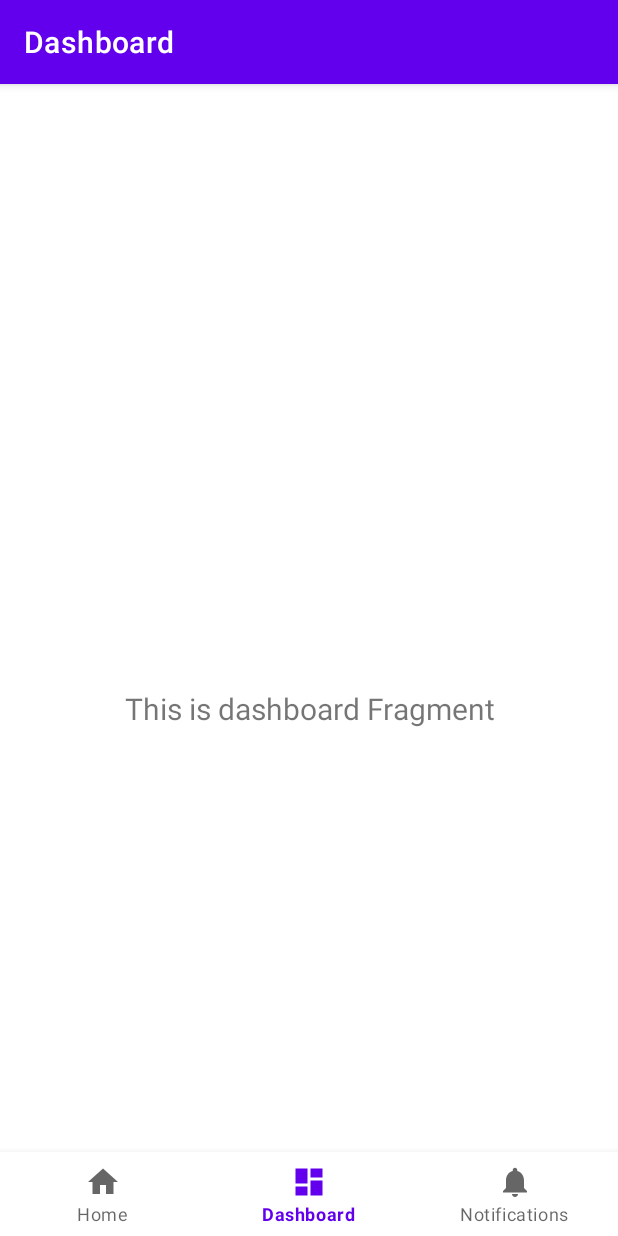
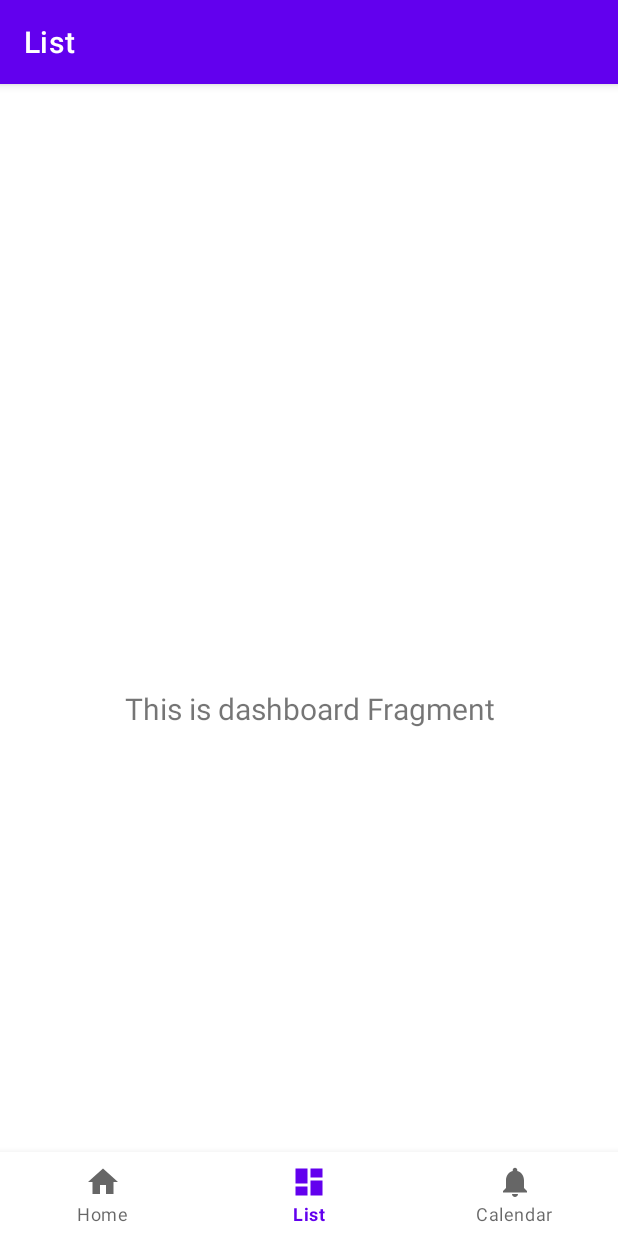
Before and after one commit to NilsNydegger/TaskFrog, an Android app: the screen it shows after launch (MainActivity), item 2 of the bottom bar chosen, on a phone screen of 412 x 824 dp. Run offline under Robolectric (Android 15) with nearby library versions, the phone set to English and light mode, and no system bars; our stand-ins replace navigation-ui.

Commit message:
kero we renamed the strings kero

```diff
--- a/app/src/main/java/com/example/taskfrog/MainActivity.kt
+++ b/app/src/main/java/com/example/taskfrog/MainActivity.kt
@@ -26,7 +26,7 @@ class MainActivity : AppCompatActivity() {
         // menu should be considered as top level destinations.
         val appBarConfiguration = AppBarConfiguration(
             setOf(
-                R.id.navigation_home, R.id.navigation_dashboard, R.id.navigation_notifications
+                R.id.navigation_home, R.id.navigation_list, R.id.navigation_calendar
             )
         )
         setupActionBarWithNavController(navController, appBarConfiguration)
--- a/app/src/main/res/menu/bottom_nav_menu.xml
+++ b/app/src/main/res/menu/bottom_nav_menu.xml
@@ -7,13 +7,13 @@
         android:title="@string/title_home" />
 
     <item
-        android:id="@+id/navigation_dashboard"
+        android:id="@+id/navigation_list"
         android:icon="@drawable/ic_dashboard_black_24dp"
-        android:title="@string/title_dashboard" />
+        android:title="@string/title_list" />
 
     <item
-        android:id="@+id/navigation_notifications"
+        android:id="@+id/navigation_calendar"
         android:icon="@drawable/ic_notifications_black_24dp"
-        android:title="@string/title_notifications" />
+        android:title="@string/title_calendar" />
 
 </menu>
--- a/app/src/main/res/navigation/mobile_navigation.xml
+++ b/app/src/main/res/navigation/mobile_navigation.xml
@@ -12,14 +12,14 @@
         tools:layout="@layout/fragment_home" />
 
     <fragment
-        android:id="@+id/navigation_dashboard"
+        android:id="@+id/navigation_list"
         android:name="com.example.taskfrog.ui.list.ListFragment"
-        android:label="@string/title_dashboard"
+        android:label="@string/title_list"
         tools:layout="@layout/fragment_list" />
 
     <fragment
-        android:id="@+id/navigation_notifications"
+        android:id="@+id/navigation_calendar"
         android:name="com.example.taskfrog.ui.notifications.CalendarFragment"
-        android:label="@string/title_notifications"
+        android:label="@string/title_calendar"
         tools:layout="@layout/fragment_calendar" />
 </navigation>
--- a/app/src/main/res/values/strings.xml
+++ b/app/src/main/res/values/strings.xml
@@ -1,6 +1,6 @@
 <resources>
     <string name="app_name">Task Frog</string>
     <string name="title_home">Home</string>
-    <string name="title_dashboard">Dashboard</string>
-    <string name="title_notifications">Notifications</string>
+    <string name="title_list">List</string>
+    <string name="title_calendar">Calendar</string>
 </resources>
```
